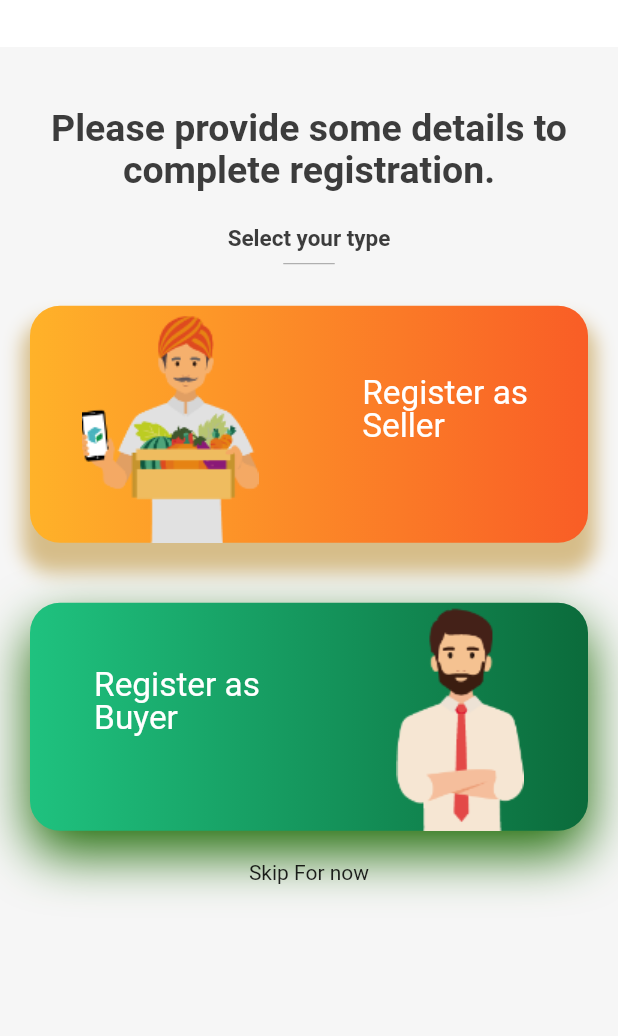
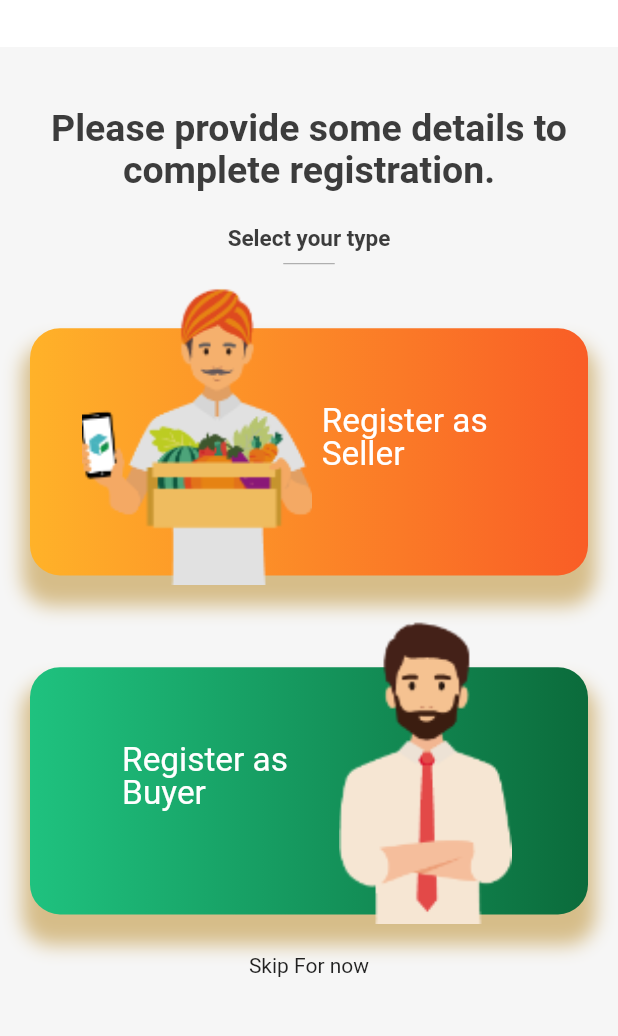
Before and after one commit to DhairyaUmrania/farmunboxed, a Flutter app: the SellerBuyer widget shown alone on an empty page, opened directly, on a phone screen of 412 x 824 dp, the part 159-1195 px from its top. Run offline on Flutter 3.47's test engine with Material 2 defaults, Android fonts, the phone set to English and light mode, and no system bars; our stand-ins replace flutter_svg, hexcolor, pin_code_fields; missing offline and left inert: adobe_xd, slide_popup_dialog; Roboto replaces fonts that are missing (Montserrat, Simply Rounded).

Commit message:
Added splash screen ontap, fixed stack image

```diff
--- a/lib/SellerBuyer.dart
+++ b/lib/SellerBuyer.dart
@@ -1,5 +1,6 @@
 import 'package:farmunboxed/RegisterBuyer.dart';
 import 'package:farmunboxed/RegisterSeller.dart';
+import 'package:flutter/cupertino.dart';
 import 'package:flutter/material.dart';
 import 'package:hexcolor/hexcolor.dart';
 
@@ -81,10 +82,16 @@ class SellerBuyer extends StatelessWidget {
                 );
               },
               child: Padding(
-                padding: const EdgeInsets.all(20.0),
+                padding: const EdgeInsets.fromLTRB(20.0,0,20,20),
                 child: Container(
 
+                  height: screen.height/4,
 
+                  child:Stack(
+                    children: [
+                      Container(
+                        margin: EdgeInsets.only(top:35) ,
+                        height: screen.height/5,
                         decoration: BoxDecoration(
                           boxShadow: [
                             BoxShadow(
@@ -100,12 +107,13 @@ class SellerBuyer extends StatelessWidget {
                           gradient: LinearGradient(colors: [HexColor('#FFB229'), HexColor('#F95D26')]),
                           borderRadius: BorderRadius.all(Radius.circular(20)),
                         ),
+
                       child: Row(
                         mainAxisAlignment: MainAxisAlignment.spaceAround,
                     children: [
-                      Image(image: AssetImage("assets/images/Union 1.png"),
-                        fit: BoxFit.fitHeight,
-                      ),
+
+                      SizedBox(width: screen.width/40,),
+
                       Text(
                         'Register as \nSeller\n',
                         style: TextStyle(
@@ -120,64 +128,24 @@ class SellerBuyer extends StatelessWidget {
                       ),
                     ],
                   ),
+
+
+                      ),
+                      Container(
+                        height: screen.height/4,
+                        margin: EdgeInsets.only(left: screen.width/12),
+                        child: Image(image: AssetImage("assets/images/Union 1.png"),
+                          fit: BoxFit.fitHeight,
+                        ),
                       ),
 
-                // child: Stack(
-                //
-                //   children: [
-                //     Positioned(
-                //
-                //       child: Container(
-                //
-                //
-                //         decoration: BoxDecoration(
-                //           boxShadow: [
-                //             BoxShadow(
-                //                 offset: Offset(
-                //                   0, // Move to right 10  horizontally
-                //                   15.0, // Move to bottom 10 Vertically
-                //                 ),
-                //                 color: HexColor("#D6BD89"),
-                //                 blurRadius: 10,
-                //                 spreadRadius: 5
-                //             )
-                //           ],
-                //           gradient: LinearGradient(colors: [HexColor('#FFB229'), HexColor('#F95D26')]),
-                //           borderRadius: BorderRadius.all(Radius.circular(20)),
-                //         ),
-                //         child: Row(
-                //           mainAxisAlignment: MainAxisAlignment.spaceAround,
-                //           children: [
-                //             SizedBox(width: screen.width/4,
-                //               height: screen.height/5,),
-                //             Text(
-                //               'Register as \nSeller\n',
-                //               style: TextStyle(
-                //                 fontFamily: 'Simply Rounded',
-                //                 fontSize: screen.height/37,
-                //                 color: const Color(0xffffffff),
-                //                 height: 1,
-                //               ),
-                //               textHeightBehavior:
-                //               TextHeightBehavior(applyHeightToFirstAscent: false),
-                //               textAlign: TextAlign.left,
-                //             ),
-                //           ],
-                //         ),
-                //       ),
-                //     ),
-                //     Positioned(
-                //
-                //       child: Container(
-                //           height: screen.height/4,
-                //           child: Image(image: AssetImage("assets/images/Union -1.png"),
-                //               fit: BoxFit.fitHeight,
-                //           )
-                //       ),
-                //     ),
-                //
-                //   ]
-                // ),
+
+                    ]
+                  ),
+
+                ),
+
+
               ),
             ),
             GestureDetector(
@@ -187,30 +155,38 @@ class SellerBuyer extends StatelessWidget {
                   MaterialPageRoute(builder: (context) => RegisterBuyer()),
                 );
               },
-
               child: Padding(
-                padding: const EdgeInsets.all(20.0),
+                padding: const EdgeInsets.fromLTRB(20.0,0,20,20),
                 child: Container(
 
+                  height: screen.height/4,
+
+                  child:Stack(
+                      children: [
+                        Container(
+                          margin: EdgeInsets.only(top:35) ,
+                          height: screen.height/5,
                           decoration: BoxDecoration(
                             boxShadow: [
-
                               BoxShadow(
                                   offset: Offset(
                                     0, // Move to right 10  horizontally
                                     15.0, // Move to bottom 10 Vertically
                                   ),
-                          color: HexColor("#226E0B"),
-                          blurRadius: 30,
-
+                                  color: HexColor("#D6BD89"),
+                                  blurRadius: 10,
+                                  spreadRadius: 5
                               )
                             ],
                             gradient: LinearGradient(colors: [HexColor('#1FC27F'), HexColor('#0B6B3B')]),
                             borderRadius: BorderRadius.all(Radius.circular(20)),
                           ),
+
                           child: Row(
                             mainAxisAlignment: MainAxisAlignment.spaceAround,
                             children: [
+
+
 
                               Text(
                                 'Register as \nBuyer\n',
@@ -224,12 +200,79 @@ class SellerBuyer extends StatelessWidget {
                                 TextHeightBehavior(applyHeightToFirstAscent: false),
                                 textAlign: TextAlign.left,
                               ),
-                      Image(image: AssetImage("assets/images/Intersection 1.png")),
+                              SizedBox(width: screen.width/40,),
                             ],
                           ),
+
+
+                        ),
+                        Container(
+                          height: screen.height/4,
+                          margin: EdgeInsets.only(left: screen.width/2),
+                          child: Image(image: AssetImage("assets/images/Intersection 1.png"),
+                            fit: BoxFit.fitHeight,
                           ),
                         ),
+
+
+                      ]
                   ),
+
+                ),
+
+
+              ),
+            ),
+            // GestureDetector(
+            //     onTap: () {
+            //       Navigator.push(
+            //         context,
+            //         MaterialPageRoute(builder: (context) => RegisterBuyer()),
+            //       );
+            //     },
+            //
+            //   child: Padding(
+            //     padding: const EdgeInsets.all(20.0),
+            //     child: Container(
+            //
+            //       decoration: BoxDecoration(
+            //         boxShadow: [
+            //
+            //           BoxShadow(
+            //               offset: Offset(
+            //                 0, // Move to right 10  horizontally
+            //                 15.0, // Move to bottom 10 Vertically
+            //               ),
+            //               color: HexColor("#226E0B"),
+            //               blurRadius: 30,
+            //
+            //           )
+            //         ],
+            //         gradient: LinearGradient(colors: [HexColor('#1FC27F'), HexColor('#0B6B3B')]),
+            //         borderRadius: BorderRadius.all(Radius.circular(20)),
+            //       ),
+            //       child: Row(
+            //         mainAxisAlignment: MainAxisAlignment.spaceAround,
+            //         children: [
+            //
+            //           Text(
+            //             'Register as \nBuyer\n',
+            //             style: TextStyle(
+            //               fontFamily: 'Simply Rounded',
+            //               fontSize: screen.height/37,
+            //               color: const Color(0xffffffff),
+            //               height: 1,
+            //             ),
+            //             textHeightBehavior:
+            //             TextHeightBehavior(applyHeightToFirstAscent: false),
+            //             textAlign: TextAlign.left,
+            //           ),
+            //           Image(image: AssetImage("assets/images/Intersection 1.png")),
+            //         ],
+            //       ),
+            //     ),
+            //   ),
+            // ),
             Text("Skip For now"),
           ],
 
--- a/lib/main.dart
+++ b/lib/main.dart
@@ -36,7 +36,7 @@ class MyApp extends StatelessWidget {
 
     return  MaterialApp(
       debugShowCheckedModeBanner:false,
-      home: login(),
+      home: loading(),
     );
   }
 }
```
Also changed, not shown: lib/loading.dart (+10 -1 lines), lib/loading2.dart (+11 -1 lines), lib/logo2.dart (+11 -1 lines), lib/logo_1.dart (+10 -1 lines). Lines whose indentation alone changed are shown as unchanged.
